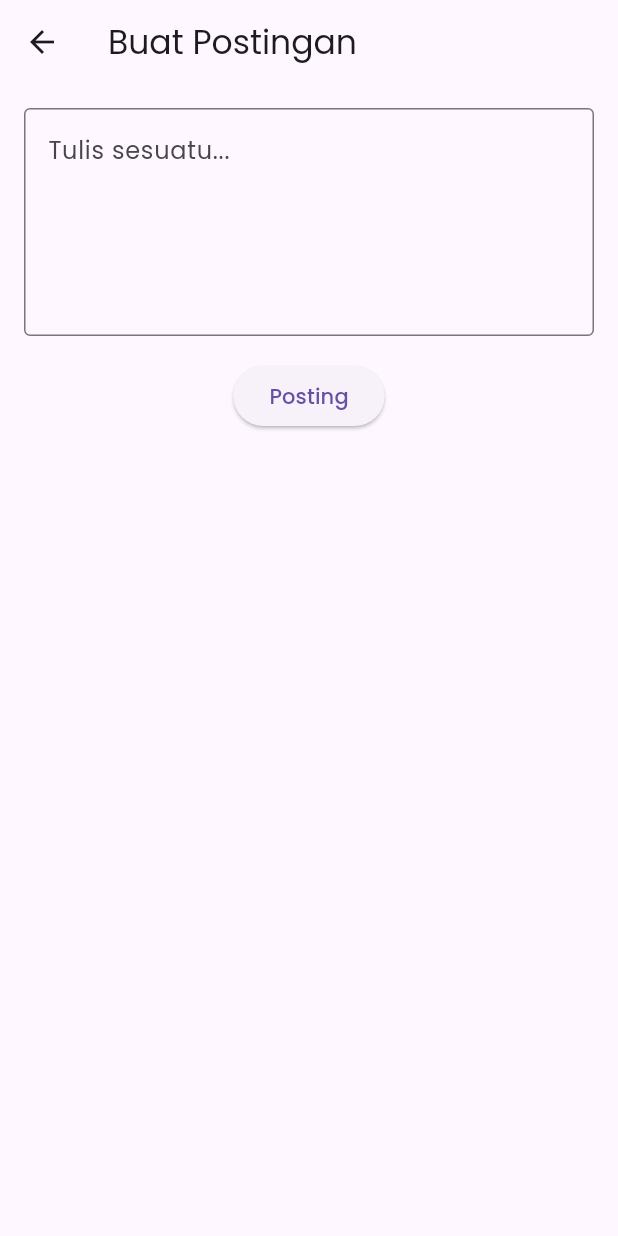
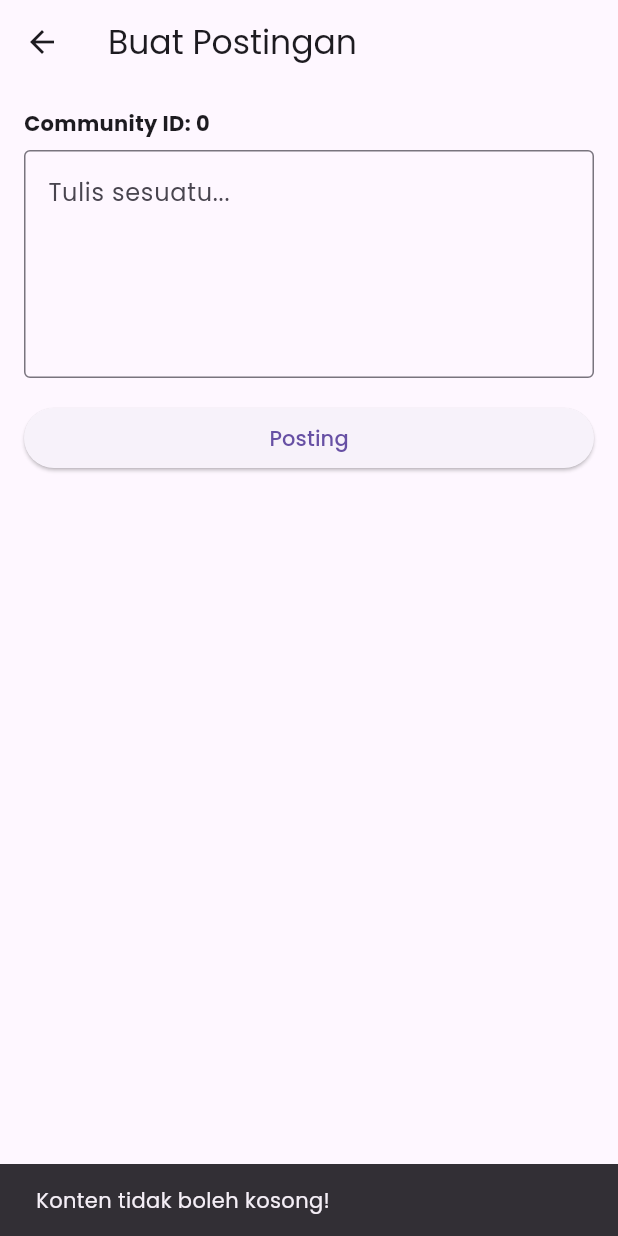
Before and after one commit to protingihear/ferework, a Flutter app: the CreatePostPage screen opened directly with empty values, after a tap on "Posting", on a phone screen of 412 x 824 dp. Run offline on Flutter 3.47's test engine with Material 3 defaults, Android fonts, the phone set to English and light mode, and no system bars; our stand-ins replace google_fonts, image_picker, lucide_icons, permission_handler, shared_preferences, speech_to_text; accounts and stored records are empty.

Commit message:
NANTI PERBAIKI SEND MESSAGE NYA

```diff
--- a/lib/view/CreatePostPage.dart
+++ b/lib/view/CreatePostPage.dart
@@ -1,4 +1,5 @@
 import 'package:flutter/material.dart';
+import 'package:shared_preferences/shared_preferences.dart';
 import '../services/comumnity_service.dart';
 
 class CreatePostPage extends StatefulWidget {
@@ -14,18 +15,39 @@ class _CreatePostPageState extends State<CreatePostPage> {
   final TextEditingController _contentController = TextEditingController();
   bool _isLoading = false;
 
-  void _submitPost() async {
-    if (_contentController.text.isEmpty) return;
+  Future<void> _submitPost() async {
+    if (_contentController.text.trim().isEmpty) {
+      ScaffoldMessenger.of(context).showSnackBar(
+        SnackBar(content: Text("Konten tidak boleh kosong!")),
+      );
+      return;
+    }
 
     setState(() {
       _isLoading = true;
     });
 
     try {
-      await ApiService.createPost(widget.communityId, "Anonymous", _contentController.text);
-      Navigator.pop(context, true); // Kembalikan true agar halaman sebelumnya bisa refresh
+      final prefs = await SharedPreferences.getInstance();
+      final sessionCookie = prefs.getString('session_cookie');
+      final ttCookie = prefs.getString('tt_cookie');
+
+      if (sessionCookie == null || ttCookie == null) {
+        throw Exception("Session tidak ditemukan. Harap login terlebih dahulu.");
+      }
+
+      print("📌 Posting ke Community ID: ${widget.communityId}");
+      await ApiService.createPost(widget.communityId, _contentController.text);
+
+      ScaffoldMessenger.of(context).showSnackBar(
+        SnackBar(content: Text("✅ Post berhasil dibuat!")),
+      );
+
+      Navigator.pop(context, true); // Refresh halaman sebelumnya
     } catch (e) {
-      ScaffoldMessenger.of(context).showSnackBar(SnackBar(content: Text("Gagal membuat post: $e")));
+      ScaffoldMessenger.of(context).showSnackBar(
+        SnackBar(content: Text("❌ Gagal membuat post: $e")),
+      );
     } finally {
       setState(() {
         _isLoading = false;
@@ -37,10 +59,13 @@ class _CreatePostPageState extends State<CreatePostPage> {
   Widget build(BuildContext context) {
     return Scaffold(
       appBar: AppBar(title: Text("Buat Postingan")),
-      body: Padding(
+      body: SingleChildScrollView(
         padding: EdgeInsets.all(16),
         child: Column(
+          crossAxisAlignment: CrossAxisAlignment.start,
           children: [
+            Text("Community ID: ${widget.communityId}", style: TextStyle(fontWeight: FontWeight.bold)),
+            SizedBox(height: 8),
             TextField(
               controller: _contentController,
               maxLines: 5,
@@ -51,10 +76,13 @@ class _CreatePostPageState extends State<CreatePostPage> {
             ),
             SizedBox(height: 16),
             _isLoading
-                ? CircularProgressIndicator()
-                : ElevatedButton(
-                    onPressed: _submitPost,
-                    child: Text("Posting"),
+                ? Center(child: CircularProgressIndicator())
+                : SizedBox(
+                    width: double.infinity,
+                    child: ElevatedButton(
+                      onPressed: _isLoading ? null : _submitPost,
+                      child: Text("Posting"),
+                    ),
                   ),
           ],
         ),
```
Also changed, not shown: lib/services/comumnity_service.dart (+34 -12 lines), lib/view/Relation.dart (+9 -27 lines).
